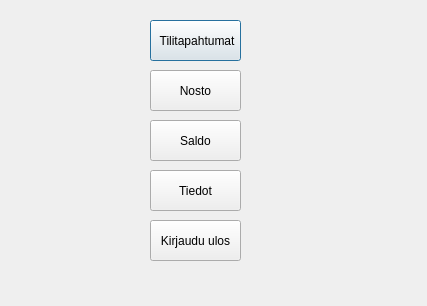
First picture: the form in frontend/aloitus_valikko.ui, repository 22kmo-project/group_6, before the edit.
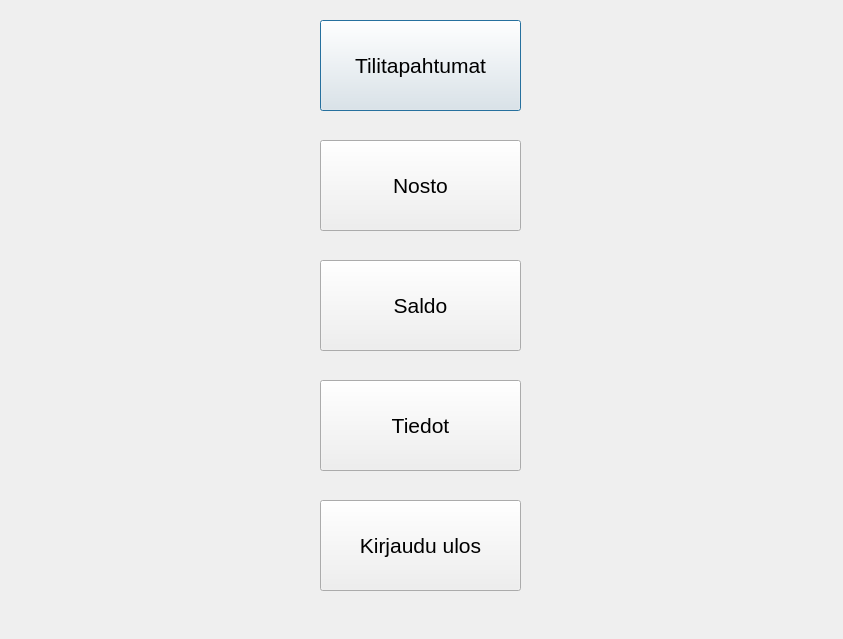
Second picture: the form after the edit.

Diff of the .ui file:
```diff
--- a/frontend/aloitus_valikko.ui
+++ b/frontend/aloitus_valikko.ui
@@ -6,8 +6,8 @@
    <rect>
     <x>0</x>
     <y>0</y>
-    <width>427</width>
-    <height>306</height>
+    <width>843</width>
+    <height>639</height>
    </rect>
   </property>
   <property name="windowTitle">
@@ -16,25 +16,35 @@
   <widget class="QPushButton" name="pushButton_tapahtumat">
    <property name="geometry">
     <rect>
-     <x>150</x>
+     <x>320</x>
      <y>20</y>
-     <width>91</width>
-     <height>41</height>
+     <width>201</width>
+     <height>91</height>
     </rect>
    </property>
+   <property name="font">
+    <font>
+     <pointsize>16</pointsize>
+    </font>
+   </property>
    <property name="text">
-    <string> Tilitapahtumat</string>
+    <string>Tilitapahtumat</string>
    </property>
   </widget>
   <widget class="QPushButton" name="pushButton_nosto">
    <property name="geometry">
     <rect>
-     <x>150</x>
-     <y>70</y>
-     <width>91</width>
-     <height>41</height>
+     <x>320</x>
+     <y>140</y>
+     <width>201</width>
+     <height>91</height>
     </rect>
    </property>
+   <property name="font">
+    <font>
+     <pointsize>16</pointsize>
+    </font>
+   </property>
    <property name="text">
     <string>Nosto</string>
    </property>
@@ -42,12 +52,17 @@
   <widget class="QPushButton" name="pushButton_saldo">
    <property name="geometry">
     <rect>
-     <x>150</x>
-     <y>120</y>
-     <width>91</width>
-     <height>41</height>
+     <x>320</x>
+     <y>260</y>
+     <width>201</width>
+     <height>91</height>
     </rect>
    </property>
+   <property name="font">
+    <font>
+     <pointsize>16</pointsize>
+    </font>
+   </property>
    <property name="text">
     <string>Saldo</string>
    </property>
@@ -55,12 +70,17 @@
   <widget class="QPushButton" name="pushButton_tiedot">
    <property name="geometry">
     <rect>
-     <x>150</x>
-     <y>170</y>
-     <width>91</width>
-     <height>41</height>
+     <x>320</x>
+     <y>380</y>
+     <width>201</width>
+     <height>91</height>
     </rect>
    </property>
+   <property name="font">
+    <font>
+     <pointsize>16</pointsize>
+    </font>
+   </property>
    <property name="text">
     <string>Tiedot</string>
    </property>
@@ -68,12 +88,17 @@
   <widget class="QPushButton" name="pushButton_kirjUlos">
    <property name="geometry">
     <rect>
-     <x>150</x>
-     <y>220</y>
-     <width>91</width>
-     <height>41</height>
+     <x>320</x>
+     <y>500</y>
+     <width>201</width>
+     <height>91</height>
     </rect>
    </property>
+   <property name="font">
+    <font>
+     <pointsize>16</pointsize>
+    </font>
+   </property>
    <property name="text">
     <string>Kirjaudu ulos</string>
    </property>
```
Left out of the diff: 14 changed lines with no effect on the pictures.
